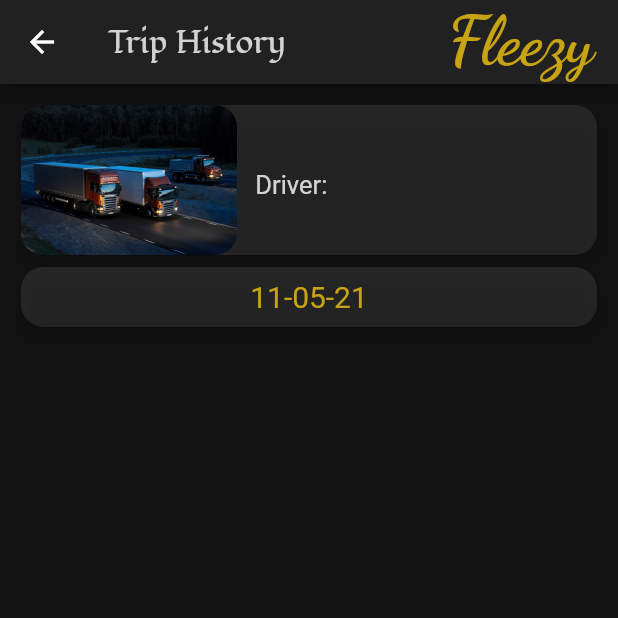
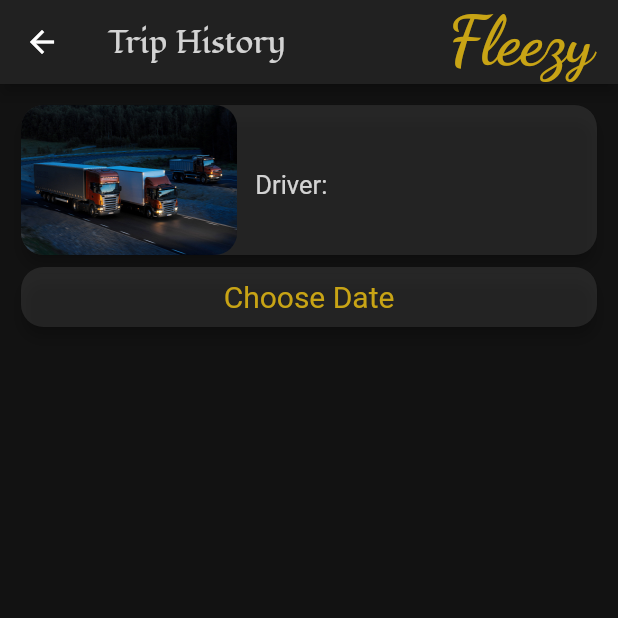
Before and after one commit to gokulr488/fleezy, a Flutter app: the TripHistoryScreen screen opened directly with empty values, on a phone screen of 412 x 824 dp, the top half of it. Run offline on Flutter 3.47's test engine with Material 2 defaults, Android fonts, the phone set to English and light mode, and no system bars; our stand-ins replace cloud_firestore, curved_navigation_bar, firebase_auth, firebase_core, flutter_spinkit, geolocator; accounts and stored records are empty; statements that could not run were skipped.

Commit message:
filter api for choosing trips

```diff
--- a/lib/screens/VehicleOverviewScreens/triphistory/TripHistoryController.dart
+++ b/lib/screens/VehicleOverviewScreens/triphistory/TripHistoryController.dart
@@ -1,13 +1,14 @@
 import 'package:cloud_firestore/cloud_firestore.dart';
 import 'package:fleezy/Common/AppData.dart';
 import 'package:fleezy/Common/CallContext.dart';
+import 'package:fleezy/Common/Utils.dart';
 import 'package:fleezy/DataAccess/TripApis.dart';
 import 'package:fleezy/DataModels/ModelTrip.dart';
 import 'package:fleezy/components/cards/TripOverviewCard.dart';
 import 'package:flutter/src/widgets/framework.dart';
 
 List<TripOverviewCard> tripDetailCards = [];
-Timestamp date = Timestamp.now();
+Timestamp date;
 
 onRefreshPressed(BuildContext context, String regNumber, AppData appdata) {
   appdata.setTripHistory(regNumber, []);
@@ -34,9 +35,18 @@ TripOverviewCard _buildTripDetailCard(ModelTrip tripDo) {
 
 void _getDataFromDB(
     String regNumber, BuildContext context, AppData appdata) async {
-  CallContext callContext = await TripApis().getAllTripsOf(regNumber, context);
+  // CallContext callContext = await TripApis().getAllTripsOf(regNumber, context);
+  CallContext callContext =
+      await TripApis().filterTrips(context, regNo: regNumber, date: date);
   if (!callContext.isError) {
     List<ModelTrip> tripHistory = callContext.data as List<ModelTrip>;
     appdata.setTripHistory(regNumber, tripHistory);
   }
 }
+
+String getDateString() {
+  if (date == null) {
+    return 'Choose Date';
+  }
+  return Utils.getFormattedTimeStamp(date);
+}
--- a/lib/screens/VehicleOverviewScreens/triphistory/TripHistoryScreen.dart
+++ b/lib/screens/VehicleOverviewScreens/triphistory/TripHistoryScreen.dart
@@ -29,7 +29,7 @@ class TripHistoryScreen extends StatelessWidget {
                 ),
               ),
               DatePicker(
-                  text: '${Utils.getFormattedTimeStamp(date)}',
+                  text: '${getDateString()}',
                   onTap: () async {
                     date = Utils.getTimeStamp(await Utils.pickDate(context));
 
```
Also changed, not shown: lib/DataAccess/TripApis.dart (+14 -7 lines).
